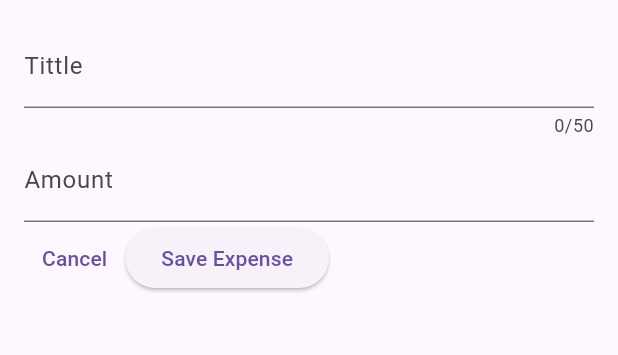
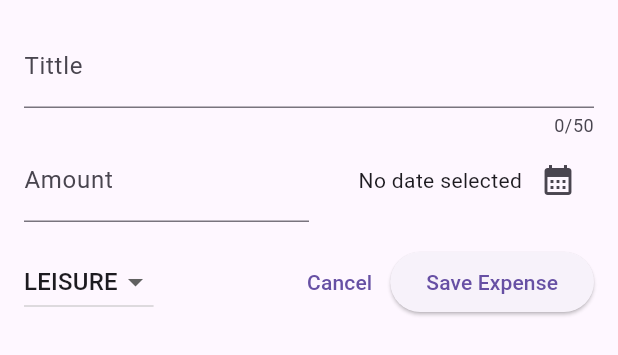
Before and after one commit to aakross/expensestracker, a Flutter app: the NewExpense widget shown alone on an empty page, opened directly, on a phone screen of 412 x 824 dp. Shown: the top 355 px of the screen. Run offline on Flutter 3.47's test engine with Material 3 defaults, Android fonts, the phone set to English and light mode, and no system bars.

Commit message:
30/04/24

```diff
--- a/lib/widgets/new_expenses.dart
+++ b/lib/widgets/new_expenses.dart
@@ -1,4 +1,5 @@
 import 'package:flutter/material.dart';
+import 'package:expense_tracker/models/expense.dart';
 
 class NewExpense extends StatefulWidget {
   const NewExpense({super.key});
@@ -20,6 +21,25 @@ class _NewExpense extends State<NewExpense> {
 // Se utilizo TextEditingController ya que flutter maneja mejor el como se guarda lo que el usuario escribio
   final _tittleController = TextEditingController();
   final _amountController = TextEditingController();
+  //Aqui se le esta diciendo a Dart que _selectedDate puede contener nada o un valor tipo DateTime
+  DateTime? _selectedDate;
+
+  Category _selectedCategory = Category.leisure;
+
+  void _presentDatePicker() async {
+    final now = DateTime.now();
+    //Aqui se le esta agregando el dia actual menos un año
+    final firstDate = DateTime(now.year - 1, now.month, now.day);
+    //Los async await se pueden utilizar tambien en metodos futuros como showDatePicker
+    final pickDate = await showDatePicker(
+        context: context,
+        initialDate: now,
+        firstDate: firstDate,
+        lastDate: now);
+    setState(() {
+      _selectedDate = pickDate;
+    });
+  }
 
 //dispose sirve para cerrar el campo textfield de la UI en este caso cerrarlo cuando el modal este abierto
   @override
@@ -42,7 +62,10 @@ class _NewExpense extends State<NewExpense> {
               label: Text('Tittle'),
             ),
           ),
-          TextField(
+          Row(
+            children: [
+              Expanded(
+                child: TextField(
                   controller: _amountController,
                   keyboardType: TextInputType.number,
                   decoration: const InputDecoration(
@@ -50,8 +73,58 @@ class _NewExpense extends State<NewExpense> {
                     label: Text('Amount'),
                   ),
                 ),
+              ),
+              const SizedBox(height: 16),
+              Expanded(
+                child: Row(
+                  mainAxisAlignment: MainAxisAlignment.end,
+                  crossAxisAlignment: CrossAxisAlignment.center,
+                  children: [
+                    Text(
+                      _selectedDate == null
+                          ? 'No date selected'
+                          //El signo de ! se le agrego ya que dart intuye que sera null pero con ! se le forza porque sabemos que por el operador ternario que no sera asi, en pocas palbaras le decimos a dart que no sera null
+                          : formatter.format(_selectedDate!),
+                    ),
+                    IconButton(
+                      onPressed: _presentDatePicker,
+                      icon: const Icon(Icons.calendar_month),
+                    ),
+                  ],
+                ),
+              ),
+            ],
+          ),
+          const SizedBox(
+            height: 16,
+          ),
           Row(
             children: [
+              //Items quiere una lista por eso se le agrega el map para transformarla en lista
+              DropdownButton(
+                  value: _selectedCategory,
+                  items: Category.values
+                      .map(
+                        (category) => DropdownMenuItem(
+                          //Aqui _selectedCategory servira para guardar internamente el valor seleccionado
+                          value: category,
+                          child: Text(
+                            category.name.toUpperCase(),
+                          ),
+                        ),
+                      )
+                      .toList(),
+                  onChanged: (value) {
+                    //Aqui se esta verificando si value es Null en dado caso se returna y si no cambia el estado por el acutal
+                    if (value == null) {
+                      return;
+                    }
+                    //Si es nulo no se ejecutara el siguiente codigo
+                    setState(() {
+                      _selectedCategory = value;
+                    });
+                  }),
+              const Spacer(),
               TextButton(
                 onPressed: () {
                   Navigator.pop(context);
```
Lines whose indentation alone changed are shown as unchanged.
